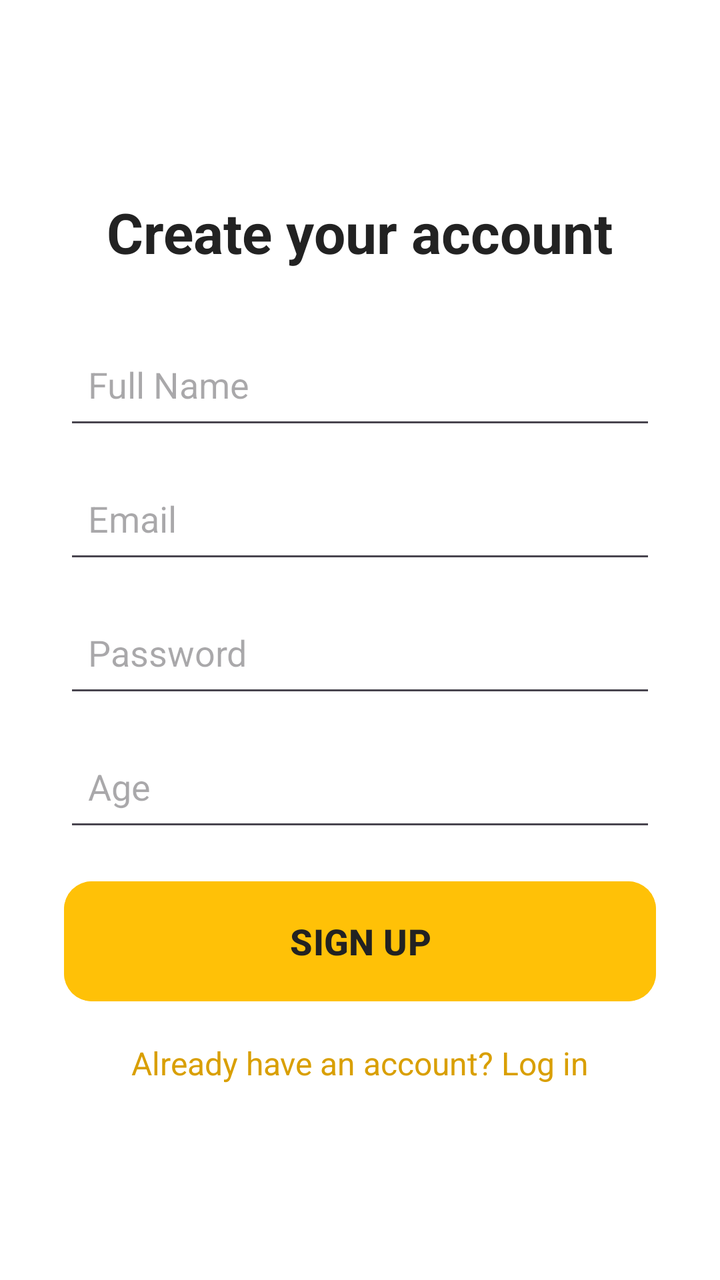
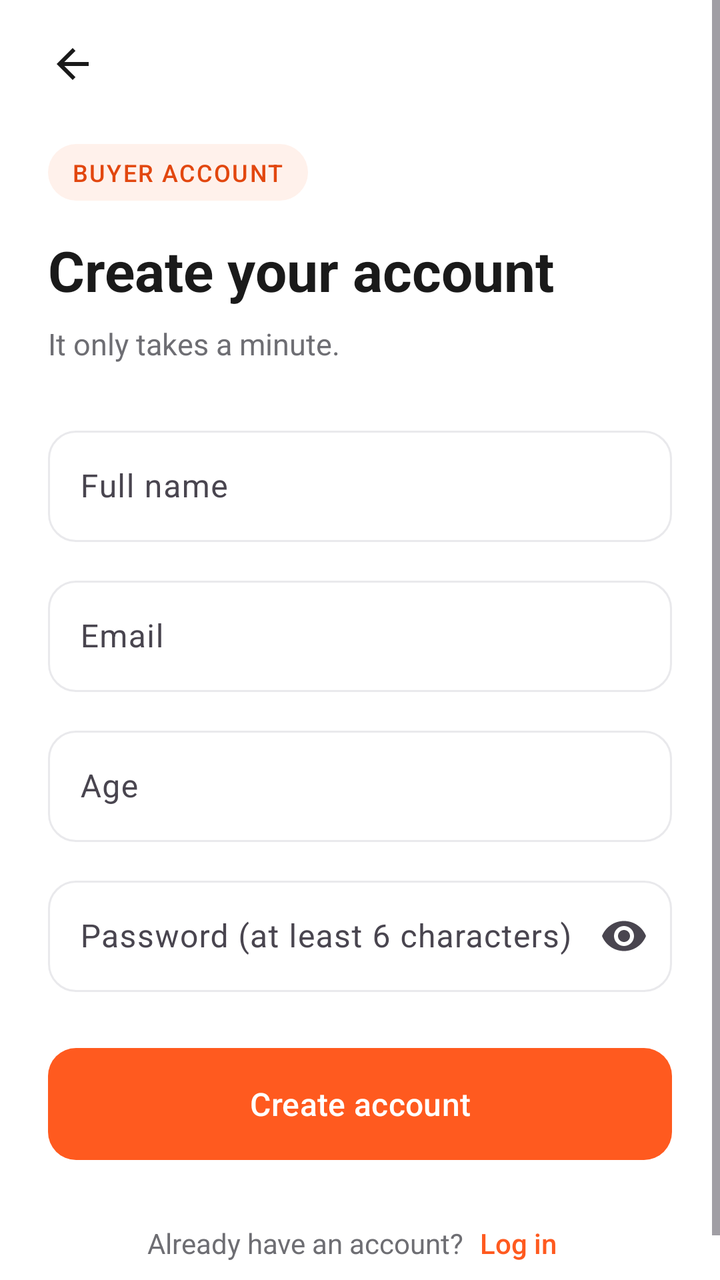

An Android layout rendered at two revisions. The XML below is the earlier revision; the diff shows what the commit changed to produce the second picture.
<!-- AndroidManifest.xml: application theme Theme.SignalingFoodApp -->
<!-- res/layout/activity_signup.xml -->
<?xml version="1.0" encoding="utf-8"?>
<LinearLayout xmlns:android="http://schemas.android.com/apk/res/android"
    android:layout_width="match_parent"
    android:layout_height="match_parent"
    android:orientation="vertical"
    android:gravity="center"
    android:padding="32dp"
    android:background="#FFFFFF">

    <TextView
        android:layout_width="wrap_content"
        android:layout_height="wrap_content"
        android:text="Create your account"
        android:textSize="28sp"
        android:textStyle="bold"
        android:textColor="#222222"
        android:layout_marginBottom="30dp" />

    <EditText
        android:id="@+id/etName"
        android:layout_width="match_parent"
        android:layout_height="55dp"
        android:hint="Full Name"
        android:inputType="textPersonName"
        android:padding="12dp"
        android:layout_marginBottom="12dp" />

    <EditText
        android:id="@+id/etEmail"
        android:layout_width="match_parent"
        android:layout_height="55dp"
        android:hint="Email"
        android:inputType="textEmailAddress"
        android:padding="12dp"
        android:layout_marginBottom="12dp" />

    <EditText
        android:id="@+id/etPassword"
        android:layout_width="match_parent"
        android:layout_height="55dp"
        android:hint="Password"
        android:inputType="textPassword"
        android:padding="12dp"
        android:layout_marginBottom="12dp" />

    <EditText
        android:id="@+id/etAge"
        android:layout_width="match_parent"
        android:layout_height="55dp"
        android:hint="Age"
        android:inputType="number"
        android:padding="12dp"
        android:layout_marginBottom="20dp" />

    <Button
        android:id="@+id/btnSignUp"
        android:layout_width="match_parent"
        android:layout_height="60dp"
        android:text="SIGN UP"
        android:textSize="18sp"
        android:textStyle="bold"
        android:textColor="#222222"
        android:backgroundTint="#FFC107"
        android:layout_marginBottom="20dp" />

    <TextView
        android:id="@+id/tvLogin"
        android:layout_width="wrap_content"
        android:layout_height="wrap_content"
        android:text="Already have an account? Log in"
        android:textSize="16sp"
        android:textColor="#D99F00"
        android:clickable="true"
        android:focusable="true" />

</LinearLayout>
<!-- resources referenced by this layout -->
<resources>
  <style name="Theme.SignalingFoodApp" parent="Base.Theme.SignalingFoodApp" />
  <style name="Base.Theme.SignalingFoodApp" parent="Theme.Material3.Light.NoActionBar">
          <item name="colorPrimary">@color/brand</item>
          <item name="colorOnPrimary">@color/white</item>
          <item name="colorPrimaryContainer">@color/brand_soft</item>
          <item name="colorOnPrimaryContainer">@color/brand_dark</item>
          <item name="colorSecondary">@color/brand</item>
          <item name="colorSurface">@color/background</item>
          <item name="colorOnSurface">@color/text_primary</item>
          <item name="colorError">@color/error</item>
  
          <item name="android:colorBackground">@color/background</item>
          <item name="android:windowBackground">@color/background</item>
          <item name="android:statusBarColor">@color/background</item>
          <item name="android:navigationBarColor">@color/background</item>
          <item name="android:windowLightStatusBar">true</item>
          <item name="android:windowLightNavigationBar" tools:targetApi="27">true</item>
  
          
          <item name="materialButtonStyle">@style/Widget.App.Button</item>
          <item name="textInputStyle">@style/Widget.App.TextInput</item>
      </style>
  <color name="brand">#FF5A1F</color>
  <color name="white">#FFFFFFFF</color>
  <color name="brand_soft">#FFF1EB</color>
  <color name="brand_dark">#E2470F</color>
  <color name="background">#FFFFFF</color>
  <color name="text_primary">#1A1A1A</color>
  <color name="error">#D93025</color>
  <style name="Widget.App.Button" parent="Widget.Material3.Button">
          <item name="android:minHeight">56dp</item>
          <item name="android:insetTop">0dp</item>
          <item name="android:insetBottom">0dp</item>
          <item name="android:textSize">16sp</item>
          <item name="android:textAllCaps">false</item>
          <item name="android:fontFamily">sans-serif-medium</item>
          <item name="cornerRadius">14dp</item>
      </style>
  <style name="Widget.App.TextInput" parent="Widget.Material3.TextInputLayout.OutlinedBox">
          <item name="boxCornerRadiusTopStart">14dp</item>
          <item name="boxCornerRadiusTopEnd">14dp</item>
          <item name="boxCornerRadiusBottomStart">14dp</item>
          <item name="boxCornerRadiusBottomEnd">14dp</item>
          <item name="boxStrokeColor">@color/input_stroke</item>
          <item name="boxStrokeWidth">1dp</item>
          <item name="boxStrokeWidthFocused">2dp</item>
          <item name="hintTextColor">@color/brand</item>
          <item name="boxBackgroundColor">@color/background</item>
      </style>
</resources>

<!-- the commit's change to res/layout/activity_signup.xml (unified diff, before → after) -->
@@ -1,76 +1,161 @@
 <?xml version="1.0" encoding="utf-8"?>
-<LinearLayout xmlns:android="http://schemas.android.com/apk/res/android"
+<ScrollView xmlns:android="http://schemas.android.com/apk/res/android"
+    xmlns:app="http://schemas.android.com/apk/res-auto"
     android:layout_width="match_parent"
     android:layout_height="match_parent"
-    android:orientation="vertical"
-    android:gravity="center"
-    android:padding="32dp"
-    android:background="#FFFFFF">
+    android:background="@color/background"
+    android:fillViewport="true"
+    android:fitsSystemWindows="true">
 
-    <TextView
-        android:layout_width="wrap_content"
+    <LinearLayout
+        android:layout_width="match_parent"
         android:layout_height="wrap_content"
-        android:text="Create your account"
-        android:textSize="28sp"
-        android:textStyle="bold"
-        android:textColor="#222222"
-        android:layout_marginBottom="30dp" />
+        android:orientation="vertical"
+        android:paddingHorizontal="24dp"
+        android:paddingTop="8dp"
+        android:paddingBottom="24dp">
 
-    <EditText
-        android:id="@+id/etName"
-        android:layout_width="match_parent"
-        android:layout_height="55dp"
-        android:hint="Full Name"
-        android:inputType="textPersonName"
-        android:padding="12dp"
-        android:layout_marginBottom="12dp" />
+        
+        <ImageButton
+            android:id="@+id/btnBack"
+            android:layout_width="48dp"
+            android:layout_height="48dp"
+            android:layout_marginStart="-12dp"
+            android:background="?attr/selectableItemBackgroundBorderless"
+            android:contentDescription="Back"
+            android:src="@drawable/ic_arrow_back"
+            app:tint="@color/text_primary" />
 
-    <EditText
-        android:id="@+id/etEmail"
-        android:layout_width="match_parent"
-        android:layout_height="55dp"
-        android:hint="Email"
-        android:inputType="textEmailAddress"
-        android:padding="12dp"
-        android:layout_marginBottom="12dp" />
+        
+        <TextView
+            android:id="@+id/tvRoleBadge"
+            android:layout_width="wrap_content"
+            android:layout_height="wrap_content"
+            android:layout_marginTop="16dp"
+            android:background="@drawable/bg_chip"
+            android:fontFamily="sans-serif-medium"
+            android:letterSpacing="0.06"
+            android:paddingHorizontal="12dp"
+            android:paddingVertical="6dp"
+            android:text="BUYER ACCOUNT"
+            android:textColor="@color/brand_dark"
+            android:textSize="12sp" />
 
-    <EditText
-        android:id="@+id/etPassword"
-        android:layout_width="match_parent"
-        android:layout_height="55dp"
-        android:hint="Password"
-        android:inputType="textPassword"
-        android:padding="12dp"
-        android:layout_marginBottom="12dp" />
+        <TextView
+            android:id="@+id/tvSignupTitle"
+            style="@style/Text.Title"
+            android:layout_width="wrap_content"
+            android:layout_height="wrap_content"
+            android:layout_marginTop="16dp"
+            android:text="Create your account" />
 
-    <EditText
-        android:id="@+id/etAge"
-        android:layout_width="match_parent"
-        android:layout_height="55dp"
-        android:hint="Age"
-        android:inputType="number"
-        android:padding="12dp"
-        android:layout_marginBottom="20dp" />
+        <TextView
+            style="@style/Text.Subtitle"
+            android:layout_width="match_parent"
+            android:layout_height="wrap_content"
+            android:layout_marginTop="8dp"
+            android:text="It only takes a minute." />
 
-    <Button
-        android:id="@+id/btnSignUp"
-        android:layout_width="match_parent"
-        android:layout_height="60dp"
-        android:text="SIGN UP"
-        android:textSize="18sp"
-        android:textStyle="bold"
-        android:textColor="#222222"
-        android:backgroundTint="#FFC107"
-        android:layout_marginBottom="20dp" />
+        
+        <com.google.android.material.textfield.TextInputLayout
+            android:id="@+id/tilName"
+            android:layout_width="match_parent"
+            android:layout_height="wrap_content"
+            android:layout_marginTop="28dp"
+            android:hint="Full name">
 
-    <TextView
-        android:id="@+id/tvLogin"
-        android:layout_width="wrap_content"
-        android:layout_height="wrap_content"
-        android:text="Already have an account? Log in"
-        android:textSize="16sp"
-        android:textColor="#D99F00"
-        android:clickable="true"
-        android:focusable="true" />
+            <com.google.android.material.textfield.TextInputEditText
+                android:id="@+id/etName"
+                android:layout_width="match_parent"
+                android:layout_height="wrap_content"
+                android:inputType="textPersonName|textCapWords" />
+        </com.google.android.material.textfield.TextInputLayout>
 
-</LinearLayout>
+        
+        <com.google.android.material.textfield.TextInputLayout
+            android:id="@+id/tilEmail"
+            android:layout_width="match_parent"
+            android:layout_height="wrap_content"
+            android:layout_marginTop="14dp"
+            android:hint="Email">
+
+            <com.google.android.material.textfield.TextInputEditText
+                android:id="@+id/etEmail"
+                android:layout_width="match_parent"
+                android:layout_height="wrap_content"
+                android:inputType="textEmailAddress" />
+        </com.google.android.material.textfield.TextInputLayout>
+
+        
+        <com.google.android.material.textfield.TextInputLayout
+            android:id="@+id/tilAge"
+            android:layout_width="match_parent"
+            android:layout_height="wrap_content"
+            android:layout_marginTop="14dp"
+            android:hint="Age">
+
+            <com.google.android.material.textfield.TextInputEditText
+                android:id="@+id/etAge"
+                android:layout_width="match_parent"
+                android:layout_height="wrap_content"
+                android:inputType="number"
+                android:maxLength="3" />
+        </com.google.android.material.textfield.TextInputLayout>
+
+        
+        <com.google.android.material.textfield.TextInputLayout
+            android:id="@+id/tilPassword"
+            android:layout_width="match_parent"
+            android:layout_height="wrap_content"
+            android:layout_marginTop="14dp"
+            android:hint="Password (at least 6 characters)"
+            app:endIconMode="password_toggle">
+
+            <com.google.android.material.textfield.TextInputEditText
+                android:id="@+id/etPassword"
+                android:layout_width="match_parent"
+                android:layout_height="wrap_content"
+                android:inputType="textPassword" />
+        </com.google.android.material.textfield.TextInputLayout>
+
+        <Button
+            android:id="@+id/btnSignUp"
+            android:layout_width="match_parent"
+            android:layout_height="wrap_content"
+            android:layout_marginTop="28dp"
+            android:text="Create account" />
+
+        
+        <Space
+            android:layout_width="match_parent"
+            android:layout_height="0dp"
+            android:layout_weight="1"
+            android:minHeight="24dp" />
+
+        
+        <LinearLayout
+            android:layout_width="wrap_content"
+            android:layout_height="wrap_content"
+            android:layout_gravity="center_horizontal"
+            android:gravity="center_vertical"
+            android:orientation="horizontal">
+
+            <TextView
+                android:layout_width="wrap_content"
+                android:layout_height="wrap_content"
+                android:text="Already have an account?"
+                android:textColor="@color/text_secondary"
+                android:textSize="14sp" />
+
+            <TextView
+                android:id="@+id/tvLogin"
+                android:layout_width="wrap_content"
+                android:layout_height="wrap_content"
+                android:fontFamily="sans-serif-medium"
+                android:padding="8dp"
+                android:text="Log in"
+                android:textColor="@color/brand"
+                android:textSize="14sp" />
+        </LinearLayout>
+    </LinearLayout>
+</ScrollView>
<!-- resource entries referenced after the edit -->
@@ -28,6 +28,36 @@
   <color name="brand_dark">#E2470F</color>
   <color name="background">#FFFFFF</color>
   <color name="text_primary">#1A1A1A</color>
+  <color name="text_secondary">#6E6E73</color>
+  <!-- drawable bg_chip (drawable) -->
+  <?xml version="1.0" encoding="utf-8"?>
+  <shape xmlns:android="http://schemas.android.com/apk/res/android"
+      android:shape="rectangle">
+      <solid android:color="@color/brand_soft" />
+      <corners android:radius="100dp" />
+  </shape>
+  <!-- drawable ic_arrow_back (drawable) -->
+  <?xml version="1.0" encoding="utf-8"?>
+  <vector xmlns:android="http://schemas.android.com/apk/res/android"
+      android:width="24dp"
+      android:height="24dp"
+      android:viewportWidth="24"
+      android:viewportHeight="24"
+      android:autoMirrored="true">
+      <path
+          android:fillColor="#FF000000"
+          android:pathData="M20,11H7.83l5.59,-5.59L12,4l-8,8 8,8 1.41,-1.41L7.83,13H20v-2z" />
+  </vector>
+  <style name="Text.Subtitle">
+          <item name="android:textSize">15sp</item>
+          <item name="android:textColor">@color/text_secondary</item>
+          <item name="android:lineSpacingExtra">2dp</item>
+      </style>
+  <style name="Text.Title">
+          <item name="android:textSize">28sp</item>
+          <item name="android:textStyle">bold</item>
+          <item name="android:textColor">@color/text_primary</item>
+      </style>
   <color name="error">#D93025</color>
   <style name="Widget.App.Button" parent="Widget.Material3.Button">
           <item name="android:minHeight">56dp</item>
